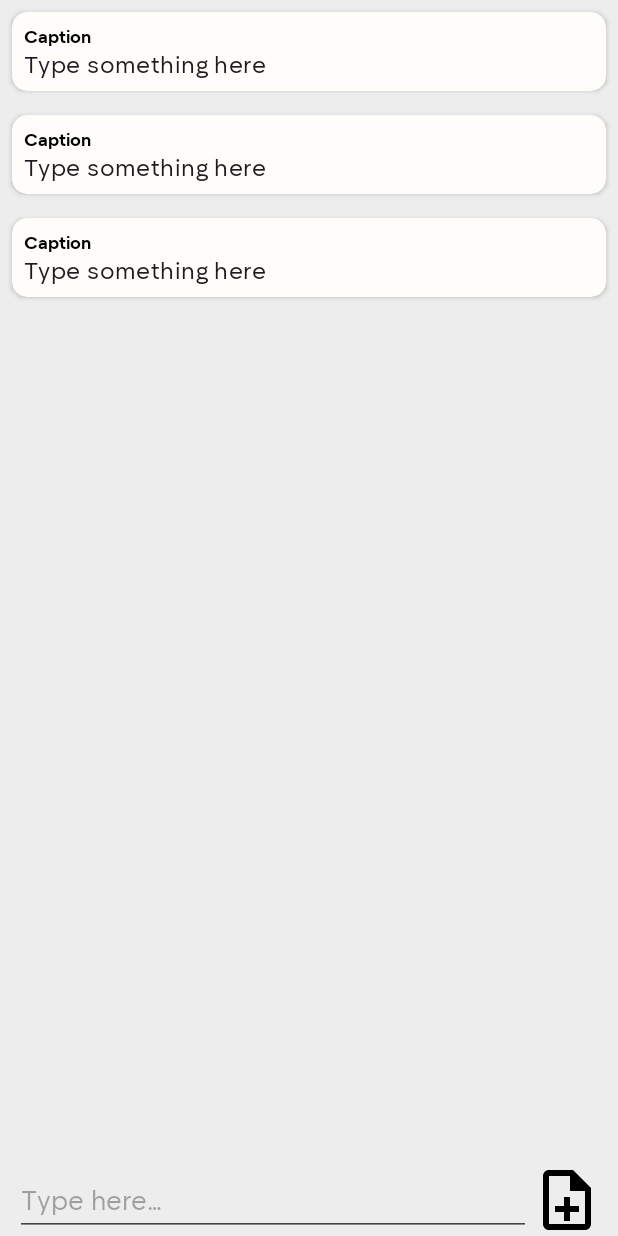
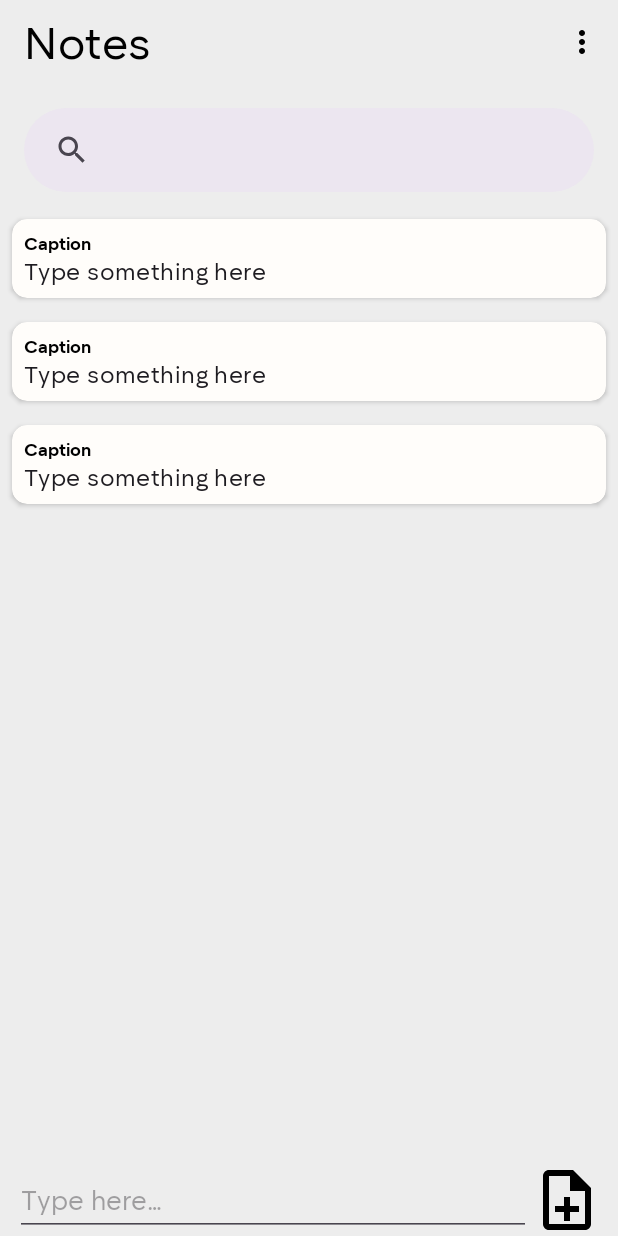
Before and after one commit to chrisstel/NotesApp, an Android app: the layout fragment_main.xml on its own in the app's theme, with its tools: preview values and no code run, on a phone screen of 412 x 824 dp. Run offline under Robolectric (Android 15) with nearby library versions, the phone set to English and light mode, and no system bars.

Commit message:
add tool bar for Main Fragment

```diff
--- a/app/src/main/java/com/example/notes/ui/main/MainFragment.kt
+++ b/app/src/main/java/com/example/notes/ui/main/MainFragment.kt
@@ -3,6 +3,8 @@ package com.example.notes.ui.main
 import android.os.Bundle
 import android.view.View
 import android.view.LayoutInflater
+import android.view.Menu
+import android.view.MenuInflater
 import android.view.ViewGroup
 import androidx.fragment.app.Fragment
 import androidx.lifecycle.lifecycleScope
--- /dev/null
+++ b/app/src/main/res/drawable/baseline_more_vert_24.xml
@@ -0,0 +1,5 @@
+<vector xmlns:android="http://schemas.android.com/apk/res/android" android:height="24dp" android:tint="?android:attr/textColor" android:viewportHeight="24" android:viewportWidth="24" android:width="24dp">
+
+    <path android:fillColor="@android:color/black" android:pathData="M12,8c1.1,0 2,-0.9 2,-2s-0.9,-2 -2,-2 -2,0.9 -2,2 0.9,2 2,2zM12,10c-1.1,0 -2,0.9 -2,2s0.9,2 2,2 2,-0.9 2,-2 -0.9,-2 -2,-2zM12,16c-1.1,0 -2,0.9 -2,2s0.9,2 2,2 2,-0.9 2,-2 -0.9,-2 -2,-2z"/>
+
+</vector>
--- /dev/null
+++ b/app/src/main/res/drawable/ic_baseline_search_24.xml
@@ -0,0 +1,5 @@
+<vector xmlns:android="http://schemas.android.com/apk/res/android" android:height="24dp" android:tint="#FFFFFF" android:viewportHeight="24" android:viewportWidth="24" android:width="24dp">
+
+    <path android:fillColor="@android:color/white" android:pathData="M15.5,14h-0.79l-0.28,-0.27C15.41,12.59 16,11.11 16,9.5 16,5.91 13.09,3 9.5,3S3,5.91 3,9.5 5.91,16 9.5,16c1.61,0 3.09,-0.59 4.23,-1.57l0.27,0.28v0.79l5,4.99L20.49,19l-4.99,-5zM9.5,14C7.01,14 5,11.99 5,9.5S7.01,5 9.5,5 14,7.01 14,9.5 11.99,14 9.5,14z"/>
+
+</vector>
--- a/app/src/main/res/layout/fragment_main.xml
+++ b/app/src/main/res/layout/fragment_main.xml
@@ -1,48 +1,68 @@
 <?xml version="1.0" encoding="utf-8"?>
 <androidx.constraintlayout.widget.ConstraintLayout xmlns:android="http://schemas.android.com/apk/res/android"
-    android:layout_width="match_parent"
-    android:layout_height="match_parent"
     xmlns:app="http://schemas.android.com/apk/res-auto"
     xmlns:tools="http://schemas.android.com/tools"
-    android:id="@+id/fragment_main">
+    android:id="@+id/fragment_main"
+    android:layout_width="match_parent"
+    android:layout_height="match_parent">
+
+    <com.google.android.material.appbar.MaterialToolbar
+        android:id="@+id/tool_bar"
+        android:layout_width="match_parent"
+        android:layout_height="wrap_content"
+        app:layout_constraintEnd_toEndOf="parent"
+        app:layout_constraintStart_toStartOf="parent"
+        app:layout_constraintTop_toTopOf="parent"
+        app:menu="@menu/menu_toolbar"
+        app:title="Notes" />
+
+    <com.google.android.material.search.SearchBar
+        android:id="@+id/search_bar"
+        android:layout_width="match_parent"
+        android:layout_height="wrap_content"
+        android:contentDescription="@string/search_bar_description"
+        app:layout_constraintEnd_toEndOf="parent"
+        app:layout_constraintStart_toStartOf="parent"
+        app:layout_constraintTop_toBottomOf="@id/tool_bar"
+        app:layout_constraintWidth_max="320dp" />
 
     <androidx.recyclerview.widget.RecyclerView
         android:id="@+id/recycler_view_notes"
         android:layout_width="0dp"
         android:layout_height="0dp"
+        android:layout_marginTop="10dp"
+        app:layoutManager="androidx.recyclerview.widget.LinearLayoutManager"
+        app:layout_constraintBottom_toTopOf="@+id/edit_text_add_note"
+        app:layout_constraintEnd_toEndOf="parent"
         app:layout_constraintStart_toStartOf="parent"
-        app:layout_constraintEnd_toEndOf="parent"
-        app:layout_constraintTop_toTopOf="parent"
-        app:layout_constraintBottom_toTopOf="@+id/edit_text_add_note"
-        tools:listitem="@layout/note_item"
-        app:layoutManager="androidx.recyclerview.widget.LinearLayoutManager"/>
+        app:layout_constraintTop_toBottomOf="@id/search_bar"
+        tools:listitem="@layout/note_item" />
 
     <EditText
         android:id="@+id/edit_text_add_note"
         android:layout_width="0dp"
         android:layout_height="wrap_content"
+        android:layout_marginStart="10dp"
+        android:autofillHints=""
+        android:hint="@string/type_here_hint"
+        android:imeOptions="actionDone"
+        android:inputType="text"
         android:minHeight="@dimen/min_height_add_note"
+        app:layout_constraintBottom_toBottomOf="parent"
+        app:layout_constraintEnd_toStartOf="@id/image_view_add_note"
         app:layout_constraintStart_toStartOf="parent"
-        app:layout_constraintEnd_toStartOf="@id/image_view_add_note"
-        app:layout_constraintTop_toBottomOf="@id/recycler_view_notes"
-        app:layout_constraintBottom_toBottomOf="parent"
-        android:imeOptions="actionDone"
-        android:autofillHints=""
-        android:inputType="text"
-        android:layout_marginStart="10dp"
-        android:hint="@string/type_here_hint"/>
-
+        app:layout_constraintTop_toBottomOf="@id/recycler_view_notes" />
 
     <ImageView
         android:id="@+id/image_view_add_note"
-        android:src="@drawable/ic_outline_note_add_24"
         android:layout_width="@dimen/add_button_size"
         android:layout_height="@dimen/add_button_size"
+        android:layout_marginEnd="10dp"
         android:contentDescription="@string/description_image_view_add_note"
+        android:src="@drawable/ic_outline_note_add_24"
+        app:layout_constraintBottom_toBottomOf="@id/edit_text_add_note"
+        app:layout_constraintEnd_toEndOf="parent"
         app:layout_constraintStart_toEndOf="@id/edit_text_add_note"
-        app:layout_constraintEnd_toEndOf="parent"
-        app:layout_constraintTop_toTopOf="@id/edit_text_add_note"
-        android:layout_marginEnd="10dp"
-        app:layout_constraintBottom_toBottomOf="@id/edit_text_add_note"/>
+        app:layout_constraintTop_toTopOf="@id/edit_text_add_note" />
 
 </androidx.constraintlayout.widget.ConstraintLayout>
--- /dev/null
+++ b/app/src/main/res/menu/menu_toolbar.xml
@@ -0,0 +1,10 @@
+<?xml version="1.0" encoding="utf-8"?>
+<menu xmlns:android="http://schemas.android.com/apk/res/android"
+    xmlns:app="http://schemas.android.com/apk/res-auto">
+    <item
+        android:id="@+id/search_item"
+        android:title="More"
+        android:icon="@drawable/baseline_more_vert_24"
+        app:showAsAction="ifRoom"
+        android:orderInCategory="1"/>
+</menu>
--- a/app/src/main/res/values/strings.xml
+++ b/app/src/main/res/values/strings.xml
@@ -19,4 +19,5 @@
     <string name="sign_in_description">Welcome back! Can\'t wait for you \n to make new notes</string>
     <string name="dont_have_an_account">Don\'t have an account? <font color="#FF1976D2">Create it</font></string>
     <string name="create_it">Create it</string>
+    <string name="search_bar_description">Search notes</string>
 </resources>
--- a/app/src/main/res/values/themes.xml
+++ b/app/src/main/res/values/themes.xml
@@ -7,9 +7,12 @@
         <item name="android:colorBackground">@color/light_grey</item>
         <item name="materialButtonStyle">@style/Widget.Notes.Button.Custom</item>
         <item name="android:textColor">@color/black</item>
+        <item name="android:statusBarColor">@color/light_grey</item>
         <item name="fontFamily">@font/nt_somic</item>
         <item name="textAppearanceCaption">@style/TextAppearance.Notes.Caption</item>
         <item name="textInputStyle">@style/Widget.Notes.TextInputLayout.Custom</item>
+        <item name="toolbarStyle">@style/Widget.Notes.Toolbar.Custom</item>
+        <item name="materialSearchBarStyle">@style/Widget.Notes.SearchBar.Custom</item>
     </style>
 
     <style name="Theme.Notes" parent="Base.Theme.Notes" />
@@ -36,4 +39,36 @@
         <item name="cursorColor">@color/black</item>
         <item name="boxBackgroundColor">?attr/android:colorBackground</item>
     </style>
+
+    <!--    Toolbar-->
+    <style name="Widget.Notes.Toolbar.Custom" parent="Widget.MaterialComponents.Toolbar.Primary">
+        <item name="android:elevation">0dp</item>
+        <item name="materialThemeOverlay">@style/ThemeOverlay.Notes.Toolbar</item>
+        <item name="titleTextAppearance">@style/TextAppearance.Notes.Headline6</item>
+        <item name="subtitleTextAppearance">@style/TextAppearance.Notes.Subtitle1</item>
+    </style>
+
+    <style name="ThemeOverlay.Notes.Toolbar" parent="">
+        <item name="colorPrimary">@color/light_grey</item>
+        <item name="colorOnPrimary">@color/black</item>
+    </style>
+
+    <style name="TextAppearance.Notes.Headline6" parent="TextAppearance.MaterialComponents.Headline6">
+        <item name="fontFamily">@font/nt_somic_regular</item>
+        <item name="android:textSize">30sp</item>
+        <item name="android:fontFamily">@font/nt_somic_regular</item>
+    </style>
+
+    <style name="TextAppearance.Notes.Subtitle1" parent="TextAppearance.MaterialComponents.Subtitle1">
+        <item name="fontFamily">@font/nt_somic_regular</item>
+        <item name="android:fontFamily">@font/nt_somic_regular</item>
+    </style>
+
+<!--    SearchBar-->
+    <style name="Widget.Notes.SearchBar.Custom" parent="Widget.Material3.SearchBar">
+        <item name="materialThemeOverlay">@style/ThemeOverlay.Notes.SearchBar</item>
+    </style>
+
+    <style name="ThemeOverlay.Notes.SearchBar" parent="">
+    </style>
 </resources>
```
